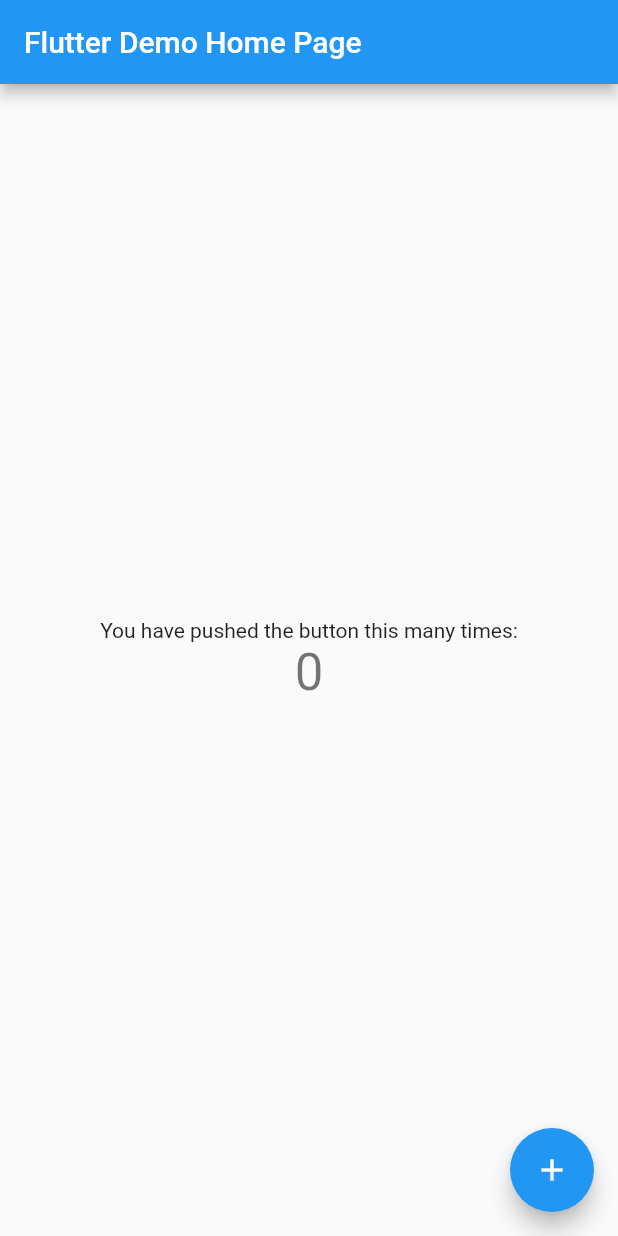
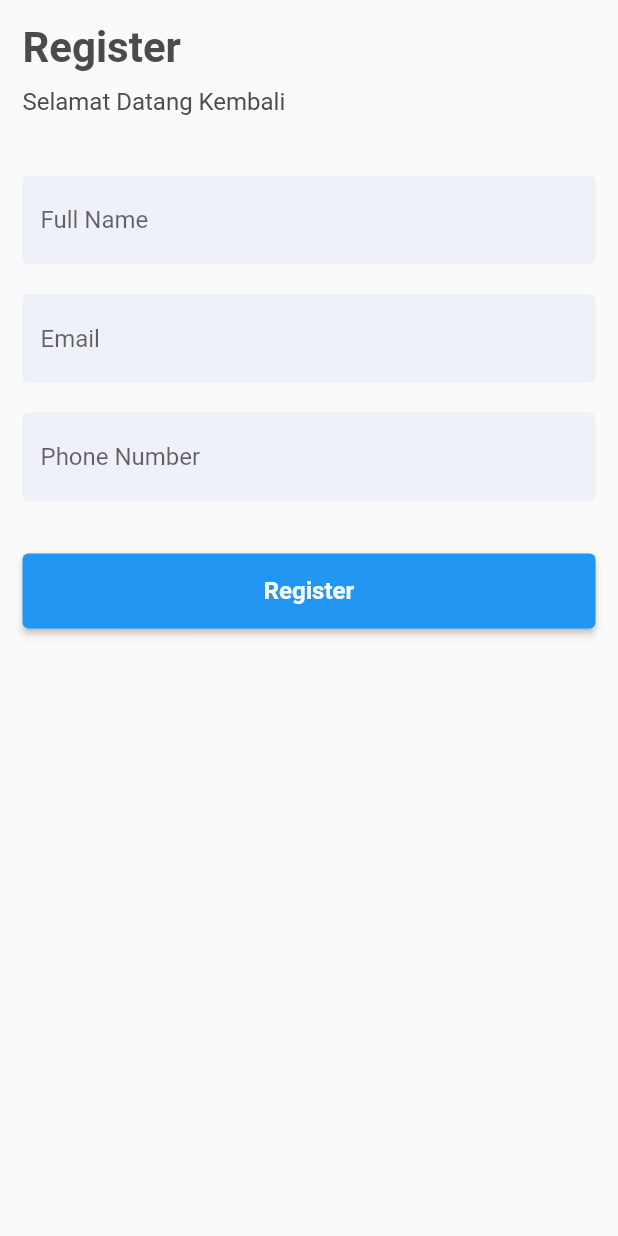
Before and after one commit to hibakun/return-data, a Flutter app: the screen it shows after launch, on a phone screen of 412 x 824 dp. Run offline on Flutter 3.47's test engine with Material 2 defaults, Android fonts, the phone set to English and light mode, and no system bars; our stand-ins replace google_fonts.

Commit message:
[HF] menambahkan register, profile, dan edit profile

```diff
--- a/lib/main.dart
+++ b/lib/main.dart
@@ -1,4 +1,5 @@
 import 'package:flutter/material.dart';
+import 'package:return_data/pages/register.dart';
 
 void main() {
   runApp(const MyApp());
@@ -7,109 +8,11 @@ void main() {
 class MyApp extends StatelessWidget {
   const MyApp({Key? key}) : super(key: key);
 
-  // This widget is the root of your application.
   @override
   Widget build(BuildContext context) {
     return MaterialApp(
-      title: 'Flutter Demo',
-      theme: ThemeData(
-        // This is the theme of your application.
-        //
-        // Try running your application with "flutter run". You'll see the
-        // application has a blue toolbar. Then, without quitting the app, try
-        // changing the primarySwatch below to Colors.green and then invoke
-        // "hot reload" (press "r" in the console where you ran "flutter run",
-        // or simply save your changes to "hot reload" in a Flutter IDE).
-        // Notice that the counter didn't reset back to zero; the application
-        // is not restarted.
-        primarySwatch: Colors.blue,
-      ),
-      home: const MyHomePage(title: 'Flutter Demo Home Page'),
+      debugShowCheckedModeBanner: false,
+      home: RegisterPage(),
     );
   }
 }
-
-class MyHomePage extends StatefulWidget {
-  const MyHomePage({Key? key, required this.title}) : super(key: key);
-
-  // This widget is the home page of your application. It is stateful, meaning
-  // that it has a State object (defined below) that contains fields that affect
-  // how it looks.
-
-  // This class is the configuration for the state. It holds the values (in this
-  // case the title) provided by the parent (in this case the App widget) and
-  // used by the build method of the State. Fields in a Widget subclass are
-  // always marked "final".
-
-  final String title;
-
-  @override
-  State<MyHomePage> createState() => _MyHomePageState();
-}
-
-class _MyHomePageState extends State<MyHomePage> {
-  int _counter = 0;
-
-  void _incrementCounter() {
-    setState(() {
-      // This call to setState tells the Flutter framework that something has
-      // changed in this State, which causes it to rerun the build method below
-      // so that the display can reflect the updated values. If we changed
-      // _counter without calling setState(), then the build method would not be
-      // called again, and so nothing would appear to happen.
-      _counter++;
-    });
-  }
-
-  @override
-  Widget build(BuildContext context) {
-    // This method is rerun every time setState is called, for instance as done
-    // by the _incrementCounter method above.
-    //
-    // The Flutter framework has been optimized to make rerunning build methods
-    // fast, so that you can just rebuild anything that needs updating rather
-    // than having to individually change instances of widgets.
-    return Scaffold(
-      appBar: AppBar(
-        // Here we take the value from the MyHomePage object that was created by
-        // the App.build method, and use it to set our appbar title.
-        title: Text(widget.title),
-      ),
-      body: Center(
-        // Center is a layout widget. It takes a single child and positions it
-        // in the middle of the parent.
-        child: Column(
-          // Column is also a layout widget. It takes a list of children and
-          // arranges them vertically. By default, it sizes itself to fit its
-          // children horizontally, and tries to be as tall as its parent.
-          //
-          // Invoke "debug painting" (press "p" in the console, choose the
-          // "Toggle Debug Paint" action from the Flutter Inspector in Android
-          // Studio, or the "Toggle Debug Paint" command in Visual Studio Code)
-          // to see the wireframe for each widget.
-          //
-          // Column has various properties to control how it sizes itself and
-          // how it positions its children. Here we use mainAxisAlignment to
-          // center the children vertically; the main axis here is the vertical
-          // axis because Columns are vertical (the cross axis would be
-          // horizontal).
-          mainAxisAlignment: MainAxisAlignment.center,
-          children: <Widget>[
-            const Text(
-              'You have pushed the button this many times:',
-            ),
-            Text(
-              '$_counter',
-              style: Theme.of(context).textTheme.headline4,
-            ),
-          ],
-        ),
-      ),
-      floatingActionButton: FloatingActionButton(
-        onPressed: _incrementCounter,
-        tooltip: 'Increment',
-        child: const Icon(Icons.add),
-      ), // This trailing comma makes auto-formatting nicer for build methods.
-    );
-  }
-}
--- /dev/null
+++ b/lib/pages/register.dart
@@ -0,0 +1,113 @@
+import 'package:flutter/material.dart';
+import 'package:google_fonts/google_fonts.dart';
+import 'package:return_data/pages/profile.dart';
+
+class RegisterPage extends StatefulWidget {
+  const RegisterPage({Key? key}) : super(key: key);
+
+  @override
+  State<RegisterPage> createState() => _RegisterPageState();
+}
+
+class _RegisterPageState extends State<RegisterPage> {
+  TextEditingController _nameController = TextEditingController();
+  TextEditingController _emailController = TextEditingController();
+  TextEditingController _phoneController = TextEditingController();
+
+  @override
+  Widget build(BuildContext context) {
+    final width = MediaQuery.of(context).size.width;
+
+    return SafeArea(
+      child: Scaffold(
+        body: Container(
+          margin: EdgeInsets.all(15),
+          child: Column(
+            crossAxisAlignment: CrossAxisAlignment.start,
+            children: [
+              Text(
+                "Register",
+                style: GoogleFonts.roboto(
+                  textStyle: TextStyle(
+                    color: Color(0xff4D4A4A),
+                    fontSize: 28,
+                    fontWeight: FontWeight.w700,
+                  ),
+                ),
+              ),
+              SizedBox(
+                height: 10,
+              ),
+              Text(
+                "Selamat Datang Kembali",
+                style: GoogleFonts.roboto(
+                  textStyle: TextStyle(
+                    color: Color(0xff4D4A4A),
+                    fontSize: 16,
+                  ),
+                ),
+              ),
+              SizedBox(
+                height: 40,
+              ),
+              formRegister(_nameController, "Full Name"),
+              SizedBox(
+                height: 20,
+              ),
+              formRegister(_emailController, "Email"),
+              SizedBox(
+                height: 20,
+              ),
+              formRegister(_phoneController, "Phone Number"),
+              SizedBox(
+                height: 35,
+              ),
+              Container(
+                width: width,
+                height: 50,
+                child: ElevatedButton(
+                  onPressed: () {
+                    Navigator.pushReplacement(
+                      context,
+                      MaterialPageRoute(
+                        builder: (context) => ProfilePage(
+                          name: _nameController.text,
+                          email: _emailController.text,
+                          phone: _phoneController.text,
+                        ),
+                      ),
+                    );
+                  },
+                  child: Text(
+                    "Register",
+                    style: GoogleFonts.roboto(
+                      textStyle: TextStyle(
+                        color: Colors.white,
+                        fontSize: 16,
+                        fontWeight: FontWeight.w600,
+                      ),
+                    ),
+                  ),
+                ),
+              ),
+            ],
+          ),
+        ),
+      ),
+    );
+  }
+
+  Widget formRegister(TextEditingController controller, String text) {
+    return TextField(
+      controller: controller,
+      decoration: InputDecoration(
+        fillColor: Color(0xffEEF1F7),
+        filled: true,
+        border: OutlineInputBorder(
+          borderSide: BorderSide.none,
+        ),
+        hintText: text,
+      ),
+    );
+  }
+}
--- a/pubspec.yaml
+++ b/pubspec.yaml
@@ -34,6 +34,7 @@ dependencies:
   # The following adds the Cupertino Icons font to your application.
   # Use with the CupertinoIcons class for iOS style icons.
   cupertino_icons: ^1.0.2
+  google_fonts: ^3.0.1
 
 dev_dependencies:
   flutter_test:
@@ -44,7 +45,7 @@ dev_dependencies:
   # activated in the `analysis_options.yaml` file located at the root of your
   # package. See that file for information about deactivating specific lint
   # rules and activating additional ones.
-  flutter_lints: ^2.0.0
+
 
 # For information on the generic Dart part of this file, see the
 # following page: https://dart.dev/tools/pub/pubspec
```
Also changed, not shown: lib/pages/edit_profile.dart (added, +96 -0 lines), lib/pages/profile.dart (added, +142 -0 lines), pubspec.lock.
